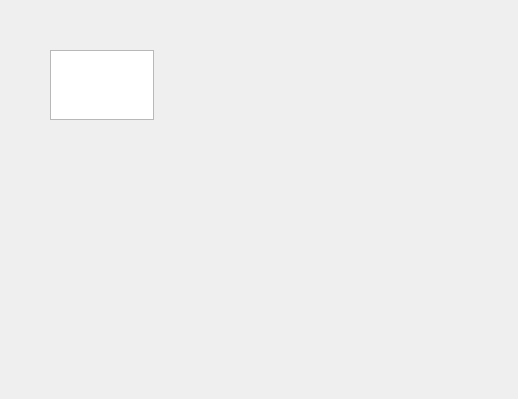
Above: cpp/8H82600/form_gasfeed.ui from huayunfly/goiot before the change. Below: the same form after it.
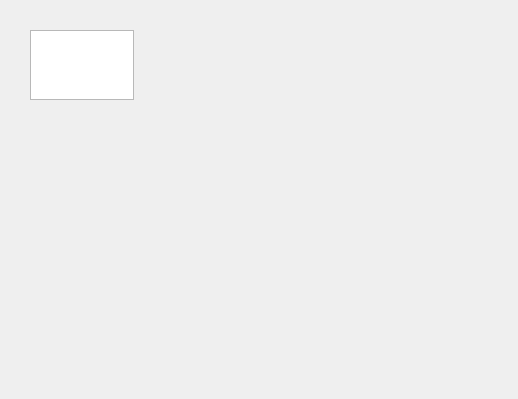
That is the form after the change.

Commit message: Add form_gasfeed to tab control.

Patch:
```diff
--- a/cpp/8H82600/form_gasfeed.ui
+++ b/cpp/8H82600/form_gasfeed.ui
@@ -16,8 +16,8 @@
   <widget class="QPlainTextEdit" name="plainTextEdit">
    <property name="geometry">
     <rect>
-     <x>50</x>
-     <y>50</y>
+     <x>30</x>
+     <y>30</y>
      <width>104</width>
      <height>70</height>
     </rect>
```
The commit also changes 3 other files.
